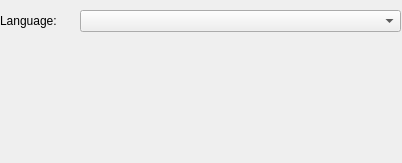
Qt form GNS3/Ui/ConfigurationPages/Form_PreferencesGeneral.ui (GNS3/gns3-legacy) before a commit.
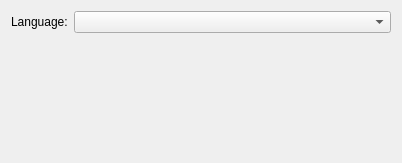
The same form after that commit.

What changed in the file:
```diff
--- a/GNS3/Ui/ConfigurationPages/Form_PreferencesGeneral.ui
+++ b/GNS3/Ui/ConfigurationPages/Form_PreferencesGeneral.ui
@@ -12,35 +12,44 @@
   <property name="windowTitle" >
    <string>Form</string>
   </property>
+  <layout class="QGridLayout" >
+   <item row="0" column="0" >
   <widget class="QLabel" name="label" >
    <property name="enabled" >
     <bool>true</bool>
    </property>
-   <property name="geometry" >
-    <rect>
-     <x>0</x>
-     <y>10</y>
-     <width>75</width>
-     <height>22</height>
-    </rect>
-   </property>
    <property name="text" >
     <string>Language:</string>
    </property>
   </widget>
+   </item>
+   <item row="0" column="1" >
   <widget class="QComboBox" name="langsBox" >
    <property name="enabled" >
     <bool>true</bool>
    </property>
-   <property name="geometry" >
-    <rect>
-     <x>80</x>
-     <y>10</y>
-     <width>321</width>
-     <height>22</height>
-    </rect>
-   </property>
-  </widget>
+     <property name="sizePolicy" >
+      <sizepolicy vsizetype="Fixed" hsizetype="Expanding" >
+       <horstretch>0</horstretch>
+       <verstretch>0</verstretch>
+      </sizepolicy>
+     </property>
+    </widget>
+   </item>
+   <item row="1" column="1" >
+    <spacer>
+     <property name="orientation" >
+      <enum>Qt::Vertical</enum>
+     </property>
+     <property name="sizeHint" >
+      <size>
+       <width>20</width>
+       <height>101</height>
+      </size>
+     </property>
+    </spacer>
+   </item>
+  </layout>
  </widget>
  <resources/>
  <connections/>
```
Lines whose indentation alone changed are shown as unchanged.
